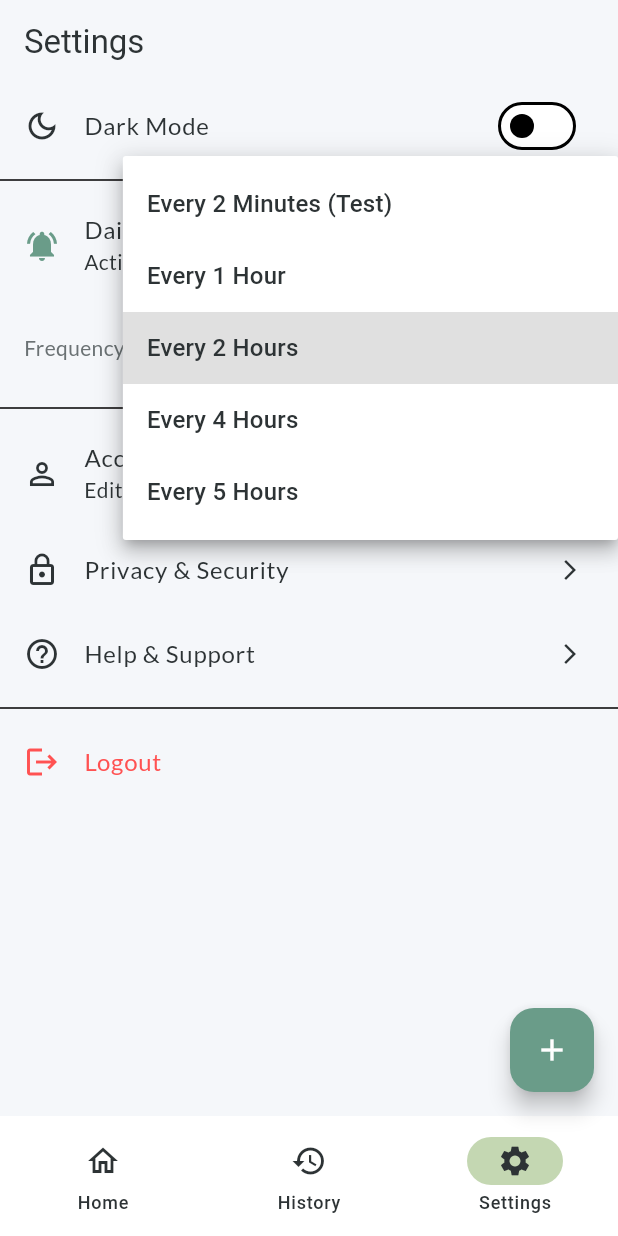
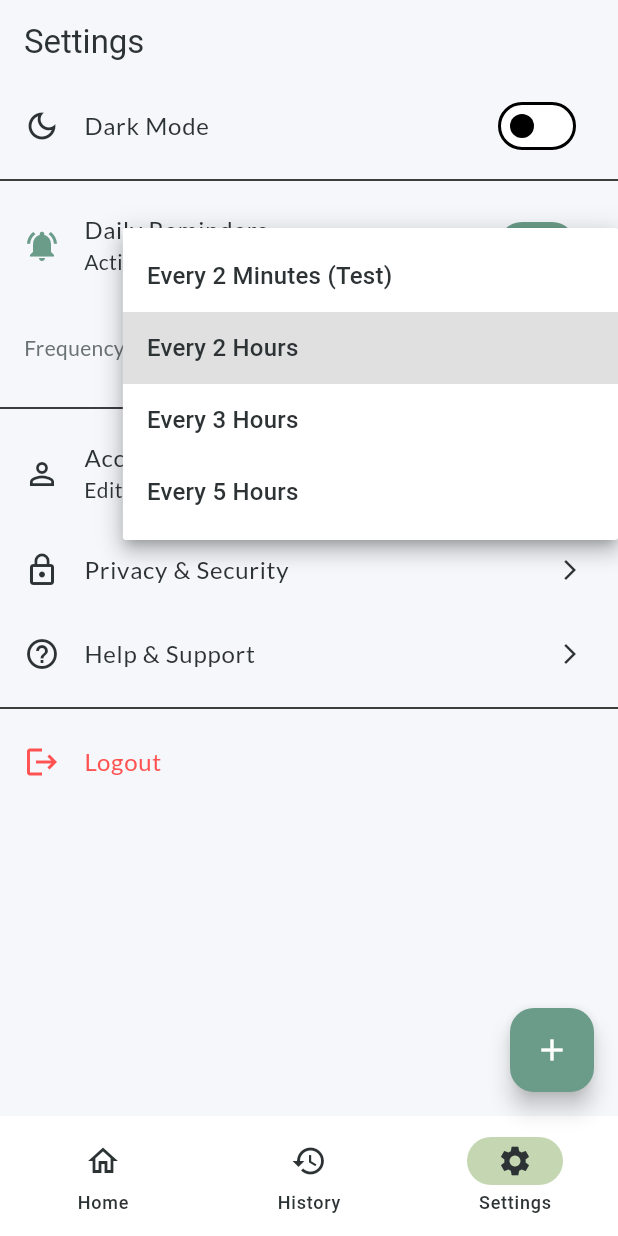
Before and after one commit to vivekjain2811/Ai-journal-app, a Flutter app: the screen it shows once a user with an empty profile is signed in, item 3 of the bottom bar chosen, after a tap on "Daily Reminders", after a tap on "Every 2 Hours", on a phone screen of 412 x 824 dp. Run offline on Flutter 3.47's test engine with Material 3 defaults, Android fonts, the phone set to English and light mode, and no system bars; our stand-ins replace cloud_firestore, firebase_auth, firebase_core, firebase_storage, fl_chart, flutter_dotenv and 10 more; accounts and stored records are empty; network calls fail.

Commit message:
feat/notifications

```diff
--- a/lib/screens/settings_screen.dart
+++ b/lib/screens/settings_screen.dart
@@ -4,8 +4,9 @@ import 'package:firebase_auth/firebase_auth.dart';
 import '../services/auth_service.dart';
 import '../services/user_service.dart';
 import '../services/notification_service.dart';
+import '../services/journal_service.dart';
 import 'package:shared_preferences/shared_preferences.dart';
-import 'package:timezone/timezone.dart' as tz;
+
 
 import '../models/user_model.dart';
 import '../theme/theme_provider.dart';
@@ -24,6 +25,7 @@ class SettingsScreen extends StatefulWidget {
 class _SettingsScreenState extends State<SettingsScreen> {
 
   bool _notificationsEnabled = false;
+  bool _isAutoPaused = false;
   int _frequencyMinutes = 120; // Default 2 hours (120 min)
   final NotificationService _notificationService = NotificationService();
 
@@ -35,32 +37,85 @@ class _SettingsScreenState extends State<SettingsScreen> {
 
   Future<void> _loadSettings() async {
     final prefs = await SharedPreferences.getInstance();
+    final savedEnabled = prefs.getBool('reminders_enabled') ?? false;
+    final loadedFrequency = prefs.getInt('reminder_interval') ?? 120;
+
+    // Check local flag first
+    final lastJournalDate = prefs.getString('last_journal_date');
+    final today = DateTime.now().toIso8601String().split('T')[0];
+    bool journaledToday = (lastJournalDate == today);
+
+    // If local flag says "journaled today", verify against Firestore
+    // in case journals were deleted (clears stale state)
+    if (journaledToday) {
+      final user = FirebaseAuth.instance.currentUser;
+      if (user != null) {
+        try {
+          final actuallyJournaled = await JournalService().hasJournaledToday(user.uid);
+          if (!actuallyJournaled) {
+            // Journals were deleted — clear stale flags and resume
+            journaledToday = false;
+            await prefs.remove('last_journal_date');
+            await prefs.setBool('reminders_auto_paused', false);
+            // Resume reminders if they were enabled
+            if (savedEnabled) {
+              await _notificationService.scheduleReminders(intervalMinutes: loadedFrequency);
+            }
+          }
+        } catch (e) {
+          debugPrint('Error checking journal status: $e');
+        }
+      }
+    }
+
+    if (!mounted) return;
     setState(() {
-      _notificationsEnabled = prefs.getBool('reminders_enabled') ?? false;
-      int loadedFrequency = prefs.getInt('reminder_interval') ?? 120;
-      // Sanitize: If loaded value is not in our list (e.g. old test value 2), reset to 120
-      if (loadedFrequency < 60) {
-         _frequencyMinutes = 120;
-         prefs.setInt('reminder_interval', 120); // Update storage too
+      _frequencyMinutes = loadedFrequency;
+      if (savedEnabled && journaledToday) {
+        _notificationsEnabled = false;
+        _isAutoPaused = true;
       } else {
-         _frequencyMinutes = loadedFrequency;
+        _notificationsEnabled = savedEnabled;
+        _isAutoPaused = false;
       }
     });
   }
 
    Widget _buildReminderSection() {
+    String subtitle;
+    if (_isAutoPaused) {
+      subtitle = 'Paused — you already journaled today ✅';
+    } else if (_notificationsEnabled) {
+      subtitle = 'Active: Every ${_getFrequencyLabel(_frequencyMinutes)}';
+    } else {
+      subtitle = 'Disabled';
+    }
+
     return Column(
       children: [
         SwitchListTile(
           title: const Text('Daily Reminders'),
-          subtitle: Text(_notificationsEnabled ? 'Active: Every ${_getFrequencyLabel(_frequencyMinutes)}' : 'Disabled'),
+          subtitle: Text(subtitle),
           secondary: Icon(
-             _notificationsEnabled ? Icons.notifications_active : Icons.notifications_off_outlined,
-             color: _notificationsEnabled ? Theme.of(context).primaryColor : Colors.grey,
+             _isAutoPaused
+                 ? Icons.notifications_paused
+                 : (_notificationsEnabled ? Icons.notifications_active : Icons.notifications_off_outlined),
+             color: _isAutoPaused
+                 ? Colors.orange
+                 : (_notificationsEnabled ? Theme.of(context).primaryColor : Colors.grey),
           ),
           value: _notificationsEnabled,
           onChanged: (bool value) async {
             if (value) {
+              // Check if already journaled — prevent re-enable
+              if (_isAutoPaused) {
+                if (mounted) {
+                  ScaffoldMessenger.of(context).showSnackBar(
+                    const SnackBar(content: Text('You already journaled today! Reminders will resume tomorrow.')),
+                  );
+                }
+                return;
+              }
               final granted = await _notificationService.requestPermissions();
               if (granted) {
                 await _notificationService.scheduleReminders(intervalMinutes: _frequencyMinutes);
@@ -76,11 +131,15 @@ class _SettingsScreenState extends State<SettingsScreen> {
               await _notificationService.cancelReminders();
               final prefs = await SharedPreferences.getInstance();
               await prefs.setBool('reminders_enabled', false);
-              setState(() => _notificationsEnabled = false);
+              await prefs.setBool('reminders_auto_paused', false);
+              setState(() {
+                _notificationsEnabled = false;
+                _isAutoPaused = false;
+              });
             }
           },
         ),
-        if (_notificationsEnabled)
+        if (_notificationsEnabled || _isAutoPaused)
            Padding(
              padding: const EdgeInsets.symmetric(horizontal: 16.0, vertical: 8.0),
              child: Row(
@@ -93,12 +152,11 @@ class _SettingsScreenState extends State<SettingsScreen> {
                      value: _frequencyMinutes,
                      items: const [
                        DropdownMenuItem(value: 2, child: Text('Every 2 Minutes (Test)')),
-                       DropdownMenuItem(value: 60, child: Text('Every 1 Hour')),
                        DropdownMenuItem(value: 120, child: Text('Every 2 Hours')),
-                       DropdownMenuItem(value: 240, child: Text('Every 4 Hours')),
+                       DropdownMenuItem(value: 180, child: Text('Every 3 Hours')),
                        DropdownMenuItem(value: 300, child: Text('Every 5 Hours')),
                      ],
-                     onChanged: (int? newValue) async {
+                     onChanged: _isAutoPaused ? null : (int? newValue) async {
                        if (newValue != null) {
                          setState(() => _frequencyMinutes = newValue);
                          await _notificationService.scheduleReminders(intervalMinutes: newValue);
--- a/lib/services/notification_service.dart
+++ b/lib/services/notification_service.dart
@@ -152,17 +152,15 @@ class NotificationService {
     await prefs.setBool('reminders_enabled', true);
     await prefs.setInt('reminder_interval', intervalMinutes);
 
-    // If user has already journaled today, don't schedule anything new until tomorrow.
+    // If user has already journaled today, don't schedule anything new.
     final lastDate = prefs.getString('last_journal_date');
     final today = DateTime.now().toIso8601String().split('T')[0];
 
     debugPrint('Step 2: Checking date. Last: $lastDate, Today: $today');
 
-    if (lastDate == today && intervalMinutes > 15) {
-        debugPrint('Already journaled today. Reminders paused until tomorrow.');
+    if (lastDate == today) {
+        debugPrint('Already journaled today. Reminders paused.');
         return;
-    } else if (lastDate == today) {
-        debugPrint('Already journaled today, but interval is short ($intervalMinutes min). Assuming TEST mode. Scheduling anyway.');
     }
 
     final now = tz.TZDateTime.now(tz.local);
@@ -214,7 +212,26 @@ class NotificationService {
     final prefs = await SharedPreferences.getInstance();
     final today = DateTime.now().toIso8601String().split('T')[0];
     await prefs.setString('last_journal_date', today);
-    debugPrint('Journal completed for today. Reminders canceled.');
+    await prefs.setBool('reminders_auto_paused', true);
+    debugPrint('Journal completed for today. Reminders auto-paused.');
+  }
+
+  /// Resumes reminders after a journal deletion leaves no entries for today.
+  Future<void> resumeReminders() async {
+    final prefs = await SharedPreferences.getInstance();
+    final enabled = prefs.getBool('reminders_enabled') ?? false;
+    if (!enabled) {
+      debugPrint('Reminders were not enabled. Nothing to resume.');
+      return;
+    }
+
+    // Clear the "journaled today" marker so scheduling proceeds
+    await prefs.remove('last_journal_date');
+    await prefs.setBool('reminders_auto_paused', false);
+
+    final interval = prefs.getInt('reminder_interval') ?? 120;
+    await scheduleReminders(intervalMinutes: interval);
+    debugPrint('Reminders resumed at $interval min interval after journal deletion.');
   }
 
   /// Checks if we need to resume reminders (e.g., app opened on a new day)
```
Also changed, not shown: lib/screens/history_screen.dart (+30 -5 lines), lib/services/journal_service.dart (+12 -5 lines).
